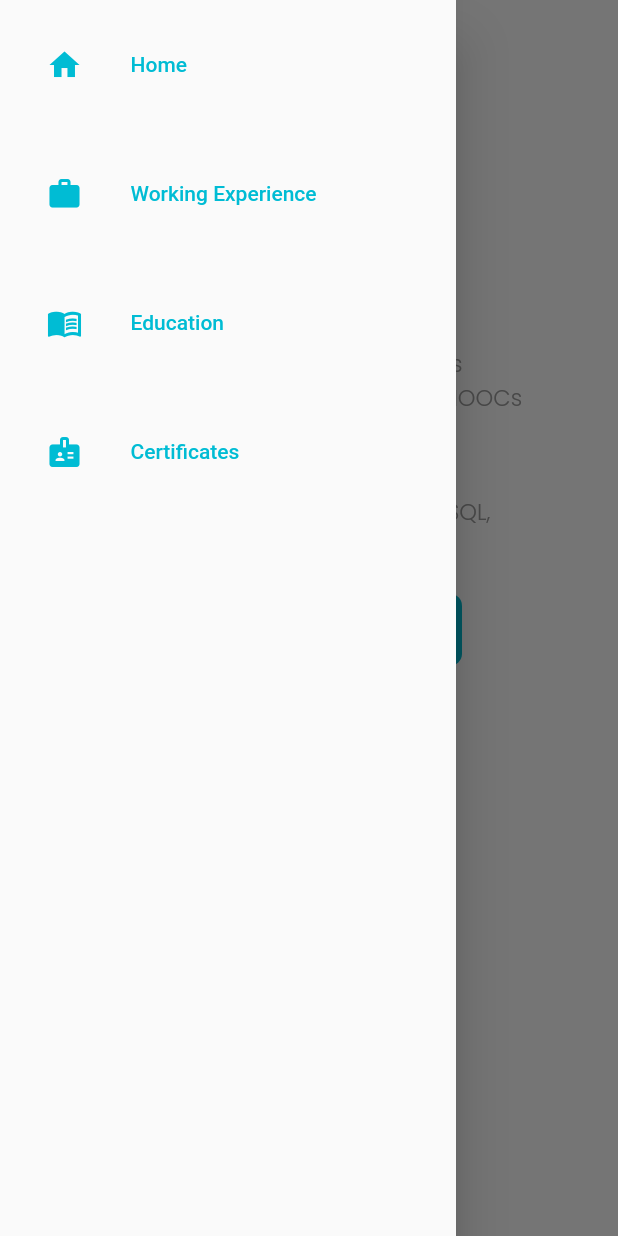
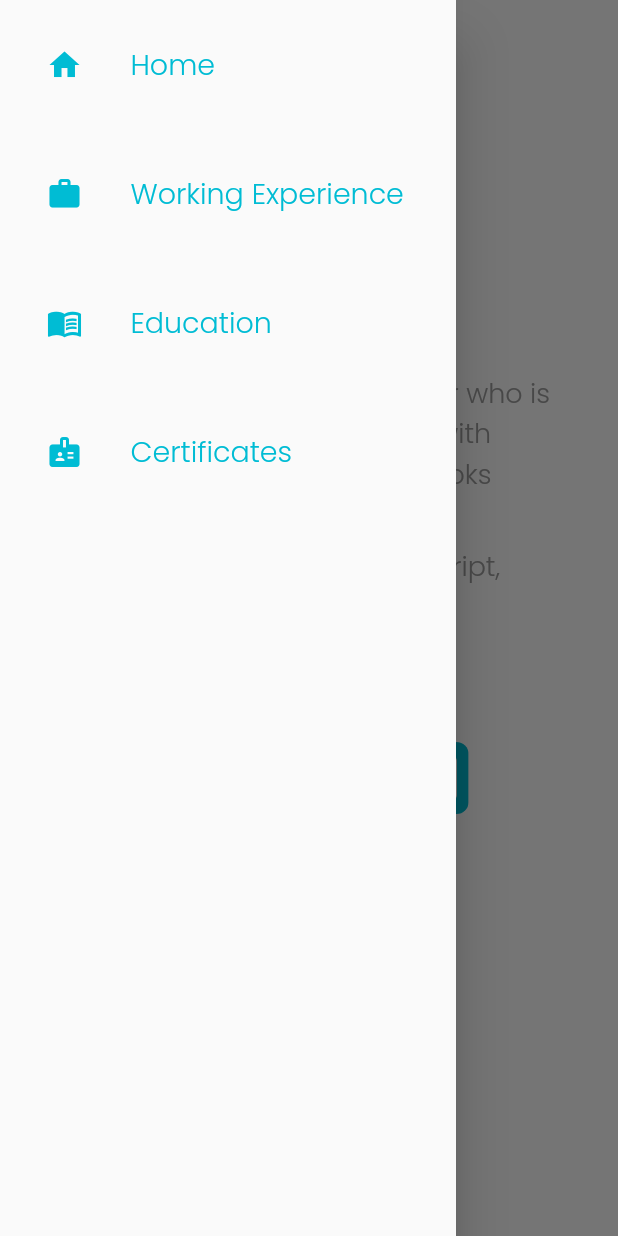
Before and after one commit to kwan19961217/FlutterPortfolioPage, a Flutter app: the screen it shows after launch, with the side drawer open, on a phone screen of 412 x 824 dp. Run offline on Flutter 3.47's test engine with Material 2 defaults, Android fonts, the phone set to English and light mode, and no system bars.

Commit message:
Modified Homepage Style

```diff
--- a/lib/MyAppBar.dart
+++ b/lib/MyAppBar.dart
@@ -29,7 +29,8 @@ class MyAppBar extends StatelessWidget implements PreferredSizeWidget {
                         buttonAction(section);
                       },
                       child: Text(section.getName,
-                          style: TextStyle(fontFamily: 'Poppins')),
+                          style:
+                              TextStyle(fontFamily: 'Poppins', fontSize: 15)),
                       style: TextButton.styleFrom(
                         primary: Colors.cyan,
                       ),
@@ -44,7 +45,8 @@ class MyAppBar extends StatelessWidget implements PreferredSizeWidget {
         // Small device
         return AppBar(
           title: Text(current.getName,
-              style: TextStyle(color: Colors.cyan, fontFamily: 'Poppins')),
+              style: TextStyle(
+                  color: Colors.cyan, fontFamily: 'Poppins', fontSize: 22)),
           backgroundColor: Colors.white,
           iconTheme: IconThemeData(color: Colors.cyan),
           elevation: 0,
--- a/lib/MyDrawer.dart
+++ b/lib/MyDrawer.dart
@@ -20,7 +20,10 @@ class MyDrawer extends StatelessWidget {
               child: ListTile(
                 leading: Icon(section.getIcon, color: Colors.cyan),
                 title: Text(section.getName,
-                    style: const TextStyle(color: Colors.cyan)),
+                    style: const TextStyle(
+                        color: Colors.cyan,
+                        fontFamily: 'Poppins',
+                        fontSize: 19)),
                 onTap: () {
                   buttonAction(section);
                   Navigator.pop(context);
--- a/lib/MyHomePage.dart
+++ b/lib/MyHomePage.dart
@@ -10,39 +10,10 @@ class MyHomePage extends StatelessWidget {
   Widget build(BuildContext context) {
     return LayoutBuilder(
         builder: (BuildContext context, BoxConstraints constraints) {
-      // Large device
-      if (constraints.maxWidth > 750) {
       return Container(
         margin: EdgeInsets.symmetric(
-              horizontal: 40.0, vertical: constraints.maxHeight * 0.2),
-          child: Column(
-            children: [
-              Container(
-                  margin: const EdgeInsets.all(10.0),
-                  child: Text(
-                    'Lorem ipsum',
-                    style: TextStyle(fontWeight: FontWeight.bold, fontSize: 30),
-                  )),
-              Container(
-                  margin: const EdgeInsets.all(10.0),
-                  child: Text(
-                    'Lorem ipsum',
-                    style: TextStyle(fontSize: 20),
-                  )),
-              Container(
-                  margin: const EdgeInsets.all(10.0),
-                  child: Text(
-                    'Lorem ipsum dolor sit amet, consectetur adipiscing elit, sed do eiusmod tempor incididunt ut labore et dolore magna aliqua. Ut enim ad minim veniam, quis nostrud exercitation ullamco laboris nisi ut aliquip ex ea commodo consequat. Duis aute irure dolor in reprehenderit in voluptate velit esse cillum dolore eu fugiat nulla pariatur. Excepteur sint occaecat cupidatat non proident, sunt in culpa qui officia deserunt mollit anim id est laborum.',
-                    style: TextStyle(fontSize: 20),
-                  ))
-            ],
-            crossAxisAlignment: CrossAxisAlignment.start,
-          ),
-        );
-      } else {
-        return Container(
-          margin: EdgeInsets.symmetric(
-              horizontal: 50.0, vertical: constraints.maxHeight * 0.1),
+            horizontal: constraints.maxWidth * 0.1,
+            vertical: constraints.maxHeight * 0.1),
         child: ListView(
           children: [
             Container(
@@ -55,33 +26,31 @@ class MyHomePage extends StatelessWidget {
                       fontFamily: 'Poppins'),
                 )),
             Container(
-                  margin: const EdgeInsets.only(bottom: 10.0),
                 child: Text(
               'Developer',
               style: TextStyle(
-                        fontSize: 18,
+                  fontSize: 20,
                   color: Color(0xFF676767),
                   fontFamily: 'Poppins'),
             )),
             Container(
-                  margin: const EdgeInsets.symmetric(vertical: 10.0),
+                margin: EdgeInsets.symmetric(
+                    vertical: constraints.maxHeight * 0.045),
                 child: Text(
-                    'Self motivated programmer who is learning Computer Science with MOOCs and university textbooks',
+                  'A self motivated programmer who is learning Computer Science with MOOCs and university textbooks',
                   style: TextStyle(
-                        fontSize: 15,
-                        color: Colors.grey,
-                        fontFamily: 'Poppins'),
+                      fontSize: 18, color: Colors.grey, fontFamily: 'Poppins'),
                 )),
             Container(
-                  margin: const EdgeInsets.only(top: 20.0, bottom: 20.0),
+                margin: EdgeInsets.only(bottom: constraints.maxHeight * 0.05),
                 child: Text(
                   'Skillsets: Java, Python, JavaScript, SQL, HTML5, CSS3',
                   style: TextStyle(
-                        fontSize: 15,
-                        color: Colors.grey,
-                        fontFamily: 'Poppins'),
+                      fontSize: 18, color: Colors.grey, fontFamily: 'Poppins'),
                 )),
             Container(
+                margin: EdgeInsets.symmetric(
+                    vertical: constraints.maxHeight * 0.05),
                 child: Row(
                     mainAxisAlignment: MainAxisAlignment.spaceAround,
                     children: [
@@ -105,11 +74,10 @@ class MyHomePage extends StatelessWidget {
                                 onPressed: () => buttonAction(
                                     'https://www.linkedin.com/in/tsz-hong-kwan-4a6522194/'),
                               )))
-                  ]))
+                    ])),
           ],
         ),
       );
-      }
     });
   }
 }
--- /dev/null
+++ b/lib/WorkingExperience.dart
@@ -0,0 +1,14 @@
+export 'WorkingExperience.dart';
+import 'package:flutter/material.dart';
+
+class WorkingExperience extends StatelessWidget {
+  const WorkingExperience({Key? key}) : super(key: key);
+
+  @override
+  Widget build(BuildContext context) {
+    return LayoutBuilder(
+        builder: (BuildContext context, BoxConstraints constraints) {
+      return Text('Working experience');
+    });
+  }
+}
--- a/lib/main.dart
+++ b/lib/main.dart
@@ -4,6 +4,7 @@ import 'section.dart';
 import 'MyAppBar.dart';
 import 'MyDrawer.dart';
 import 'MyHomePage.dart';
+import 'WorkingExperience.dart';
 
 void main() {
   runApp(PortfolioApp());
@@ -22,7 +23,10 @@ class PortfolioApp extends StatelessWidget {
 class MainPage extends StatefulWidget {
   final List<Section> sections = [
     Section('Home', Icons.home),
-    Section('Working Experience', Icons.work),
+    Section(
+      'Working Experience',
+      Icons.work,
+    ),
     Section('Education', Icons.menu_book),
     Section('Certificates', Icons.badge),
   ];
@@ -62,7 +66,14 @@ class _MainPageState extends State<MainPage> {
   Widget build(BuildContext context) {
     return Scaffold(
       appBar: MyAppBar(widget.sections, _selectedSection, changePage),
-      body: MyHomePage(launchURL),
+      body: (() {
+        switch (_selectedSection.getName) {
+          case "Home":
+            return MyHomePage(launchURL);
+          case "Working Experience":
+            return WorkingExperience();
+        }
+      }()),
       drawer: MyDrawer(widget.sections, changePage),
       backgroundColor: Colors.white,
     );
```
Also changed, not shown: 3 other files. Lines whose indentation alone changed are shown as unchanged.
